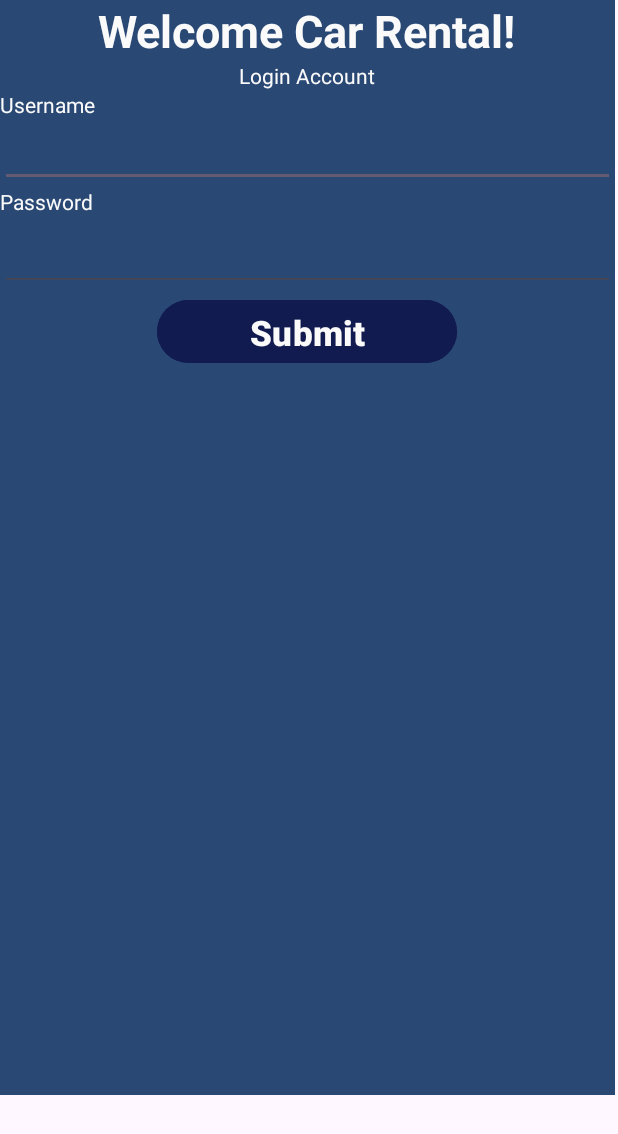
After one commit to Janithkumara/Finnal-project-car-rent, an Android app: the loginActivity screen opened directly, with no data from a screen before it, on a phone screen of 412 x 824 dp. The commit adds this screen. Shown: the top 1134 px of the screen. Run offline under Robolectric (Android 15) with nearby library versions, the phone set to English and light mode, and no system bars.

Commit message:
finnal commit

```diff
--- a/app/src/main/AndroidManifest.xml
+++ b/app/src/main/AndroidManifest.xml
@@ -12,6 +12,9 @@
         android:supportsRtl="true"
         android:theme="@style/Theme.Finnal_project"
         tools:targetApi="31">
+        <activity
+            android:name=".loginActivity"
+            android:exported="false" />
         <activity
             android:name=".registerActivity"
             android:exported="false" />
--- /dev/null
+++ b/app/src/main/java/com/example/finnal_project/loginActivity.java
@@ -0,0 +1,24 @@
+package com.example.finnal_project;
+
+import android.os.Bundle;
+
+import androidx.activity.EdgeToEdge;
+import androidx.appcompat.app.AppCompatActivity;
+import androidx.core.graphics.Insets;
+import androidx.core.view.ViewCompat;
+import androidx.core.view.WindowInsetsCompat;
+
+public class loginActivity extends AppCompatActivity {
+
+    @Override
+    protected void onCreate(Bundle savedInstanceState) {
+        super.onCreate(savedInstanceState);
+        EdgeToEdge.enable(this);
+        setContentView(R.layout.activity_login);
+        ViewCompat.setOnApplyWindowInsetsListener(findViewById(R.id.main), (v, insets) -> {
+            Insets systemBars = insets.getInsets(WindowInsetsCompat.Type.systemBars());
+            v.setPadding(systemBars.left, systemBars.top, systemBars.right, systemBars.bottom);
+            return insets;
+        });
+    }
+}
--- /dev/null
+++ b/app/src/main/res/layout/activity_login.xml
@@ -0,0 +1,93 @@
+<?xml version="1.0" encoding="utf-8"?>
+<LinearLayout xmlns:android="http://schemas.android.com/apk/res/android"
+    xmlns:app="http://schemas.android.com/apk/res-auto"
+    xmlns:tools="http://schemas.android.com/tools"
+    android:id="@+id/main"
+
+    android:layout_width="410dp"
+    android:layout_height="730dp"
+
+    android:layout_weight="20"
+    android:background="@color/dark_light_balck"
+
+    android:backgroundTint="#193235"
+    android:backgroundTintMode="screen"
+    android:gravity="center|top"
+    android:orientation="vertical"
+
+
+    android:outlineProvider="none"
+    android:persistentDrawingCache="scrolling"
+    app:layout_scrollFlags="scroll"
+    tools:context=".loginActivity">
+
+
+    <TextView
+        android:layout_width="wrap_content"
+        android:layout_height="wrap_content"
+        android:layout_gravity="center"
+        android:text="Welcome Car Rental!"
+
+        android:textColor="@color/white"
+        android:textSize="30sp"
+        android:textStyle="bold"
+        app:layout_constraintBottom_toBottomOf="parent"
+        app:layout_constraintEnd_toEndOf="parent"
+        app:layout_constraintStart_toStartOf="parent"
+        app:layout_constraintTop_toTopOf="parent" />
+
+    <TextView
+        android:layout_width="wrap_content"
+        android:layout_height="wrap_content"
+        android:layout_gravity="center"
+        android:text="Login Account"
+        android:textColor="@color/white"
+        android:textSize="14dp" />
+
+    <TextView
+        android:layout_width="wrap_content"
+        android:layout_height="wrap_content"
+        android:layout_gravity="left"
+        android:text="Username"
+        android:textColor="@color/white"
+        android:textSize="14dp" />
+
+    <EditText
+        android:id="@+id/editTextTextEmailAddress2"
+        android:layout_width="match_parent"
+        android:layout_height="wrap_content"
+        android:ems="10"
+        android:inputType="textEmailAddress"
+        android:textColor="@color/white" />
+
+    <TextView
+        android:layout_width="wrap_content"
+        android:layout_height="wrap_content"
+        android:layout_gravity="left"
+        android:text="Password"
+        android:textColor="@color/white"
+        android:textSize="14dp" />
+
+    <EditText
+        android:id="@+id/editTextTextPassword3"
+        android:layout_width="match_parent"
+        android:layout_height="50dp"
+        android:ems="10"
+        android:inputType="textPassword"
+        android:textColor="@color/white" />
+
+
+    <Button
+        android:id="@+id/buttonlogin"
+        android:layout_width="200dp"
+        android:layout_height="50dp"
+        android:layout_margin="2dp"
+
+        android:backgroundTint="@color/dark_light_balck"
+
+        android:text="Submit"
+        android:textColor="@color/white"
+        android:textSize="23sp"
+        android:textStyle="bold"
+        />
+</LinearLayout>
--- a/app/src/main/res/layout/activity_main.xml
+++ b/app/src/main/res/layout/activity_main.xml
@@ -8,7 +8,7 @@
     android:layout_weight="20"
     android:background="@color/dark_light_balck"
 
-    android:backgroundTint="#193235"
+
     android:backgroundTintMode="screen"
     android:gravity="center|top"
     android:orientation="vertical"
@@ -19,12 +19,12 @@
         android:layout_height="50dp"
         android:layout_weight="200"
 android:layout_gravity="center"
-        android:background="#294874"
+        android:background="@color/dark_light_balck"
         android:foregroundGravity="right"
         android:src="@drawable/log" />
 
     <Button
-        android:id="@+id/buttonlog"
+        android:id="@+id/button_login"
         android:layout_width="wrap_content"
         android:layout_height="wrap_content"
 
```
Also changed, not shown: app/src/main/java/com/example/finnal_project/MainActivity.java (+12 -0 lines), app/src/main/res/layout/activity_register.xml (+170 -4 lines).
